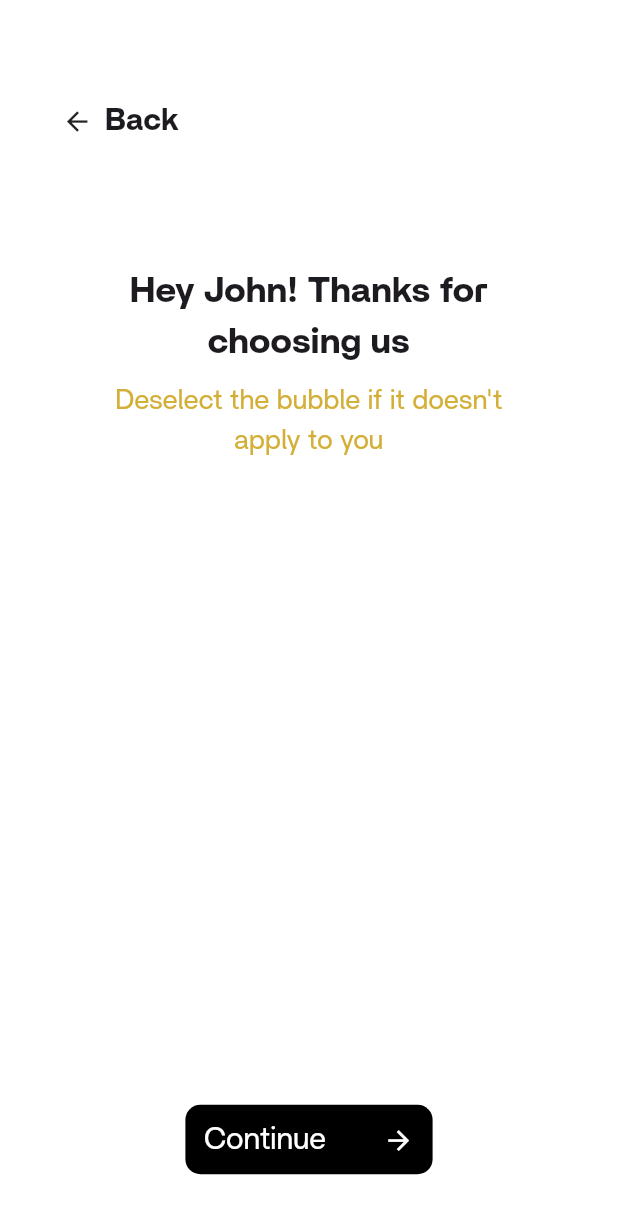
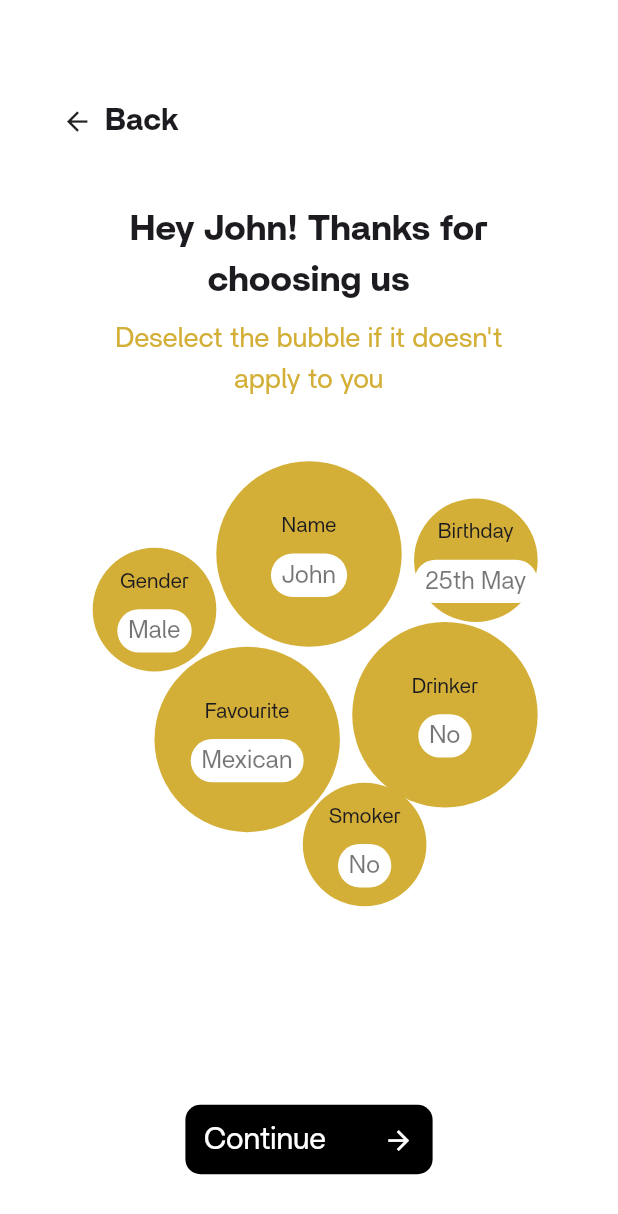
Before and after one commit to StumatoXPlum/nyte_life, a Flutter app: the BubbleScreen screen opened directly, on a phone screen of 412 x 824 dp. Shown: the top 1214 px of the screen. Run offline on Flutter 3.47's test engine with Material 3 defaults, Android fonts, the phone set to English and light mode, and no system bars; our stand-ins replace flutter_svg, smooth_page_indicator.

Commit message:
user onboarding

```diff
--- a/lib/core/custom_back_button.dart
+++ b/lib/core/custom_back_button.dart
@@ -1,7 +1,8 @@
 import 'package:flutter/material.dart';
 
 class CustomBackButton extends StatelessWidget {
-  const CustomBackButton({super.key});
+  final VoidCallback? onTap;
+  const CustomBackButton({super.key, this.onTap});
 
   @override
   Widget build(BuildContext context) {
@@ -11,7 +12,7 @@ class CustomBackButton extends StatelessWidget {
     return Padding(
       padding: EdgeInsets.only(top: padding * 2),
       child: GestureDetector(
-        onTap: Navigator.of(context).pop,
+        onTap: onTap,
         child: Row(
           children: [
             Icon(Icons.arrow_back, size: fontSize),
--- a/lib/main.dart
+++ b/lib/main.dart
@@ -1,5 +1,5 @@
 import 'package:flutter/material.dart';
-import 'package:nytelife/screens/sign_up_screen.dart/sign_up_screen.dart';
+import 'package:nytelife/screens/home_screen.dart';
 
 void main() {
   runApp(const MyApp());
@@ -13,7 +13,7 @@ class MyApp extends StatelessWidget {
     return MaterialApp(
       debugShowCheckedModeBanner: false,
       title: 'NyteLife',
-      home: SignUpScreen(),
+      home: HomeScreen(),
     );
   }
 }
--- a/lib/screens/user_onboarding/bubble_screen.dart
+++ b/lib/screens/user_onboarding/bubble_screen.dart
@@ -1,15 +1,67 @@
 import 'package:flutter/material.dart';
 import 'package:nytelife/core/custom_back_button.dart';
 import 'package:nytelife/core/custom_continue.dart';
+import 'package:nytelife/screens/home_screen.dart';
 
-class BubbleScreen extends StatelessWidget {
+class BubbleScreen extends StatefulWidget {
   const BubbleScreen({super.key});
+
+  @override
+  State<BubbleScreen> createState() => _BubbleScreenState();
+}
+
+class _BubbleScreenState extends State<BubbleScreen> {
+  final List<Map<String, dynamic>> bubbles = [
+    {
+      'title': 'Gender',
+      'value': 'Male',
+      'left': 0.05,
+      'top': 0.12,
+      'size': 0.20,
+    },
+    {'title': 'Name', 'value': 'John', 'left': 0.25, 'top': 0.05, 'size': 0.3},
+    {
+      'title': 'Birthday',
+      'value': '25th May',
+      'left': 0.57,
+      'top': 0.08,
+      'size': 0.20,
+    },
+    {
+      'title': 'Favourite',
+      'value': 'Mexican',
+      'left': 0.15,
+      'top': 0.20,
+      'size': 0.3,
+    },
+    {'title': 'Drinker', 'value': 'No', 'left': 0.47, 'top': 0.18, 'size': 0.3},
+    {'title': 'Smoker', 'value': 'No', 'left': 0.39, 'top': 0.31, 'size': 0.20},
+  ];
+
+  Set<String> selectedValues = {};
+
+  @override
+  void initState() {
+    super.initState();
+    selectedValues = bubbles.map((b) => b['value'] as String).toSet();
+  }
+
+  void toggleSelection(String value) {
+    setState(() {
+      if (selectedValues.contains(value)) {
+        selectedValues.remove(value);
+      } else {
+        selectedValues.add(value);
+      }
+    });
+  }
 
   @override
   Widget build(BuildContext context) {
     final Size size = MediaQuery.of(context).size;
     double padding = size.width * 0.05;
     double fontSize = size.width * 0.045;
+
     return Scaffold(
       backgroundColor: Colors.white,
       body: Padding(
@@ -17,7 +69,7 @@ class BubbleScreen extends StatelessWidget {
         child: Column(
           children: [
             CustomBackButton(),
-            SizedBox(height: size.height * 0.1),
+            SizedBox(height: size.height * 0.05),
             Text(
               "Hey John! Thanks for choosing us",
               style: TextStyle(
@@ -32,16 +84,40 @@ class BubbleScreen extends StatelessWidget {
               "Deselect the bubble if it doesn't \napply to you",
               style: TextStyle(
                 color: Color(0xffD3AF37),
-                fontSize: fontSize * 1,
+                fontSize: fontSize,
                 fontFamily: 'britti',
                 fontWeight: FontWeight.w500,
               ),
               textAlign: TextAlign.center,
             ),
-            Spacer(),
+            Expanded(
+              child: Center(
+                child: Stack(
+                  children:
+                      bubbles
+                          .map(
+                            (bubble) => _buildBubble(
+                              bubble['title'],
+                              bubble['value'],
+                              bubble['left'],
+                              bubble['top'],
+                              bubble['size'],
+                            ),
+                          )
+                          .toList(),
+                ),
+              ),
+            ),
             Align(
               alignment: Alignment.center,
-              child: CustomContinue(onTap: () {}),
+              child: CustomContinue(
+                onTap: () {
+                  Navigator.push(
+                    context,
+                    MaterialPageRoute(builder: (context) => HomeScreen()),
+                  );
+                },
+              ),
             ),
             SizedBox(height: size.height * 0.05),
           ],
@@ -49,4 +125,62 @@ class BubbleScreen extends StatelessWidget {
       ),
     );
   }
+
+  Widget _buildBubble(
+    String title,
+    String value,
+    double leftFactor,
+    double topFactor,
+    double sizeFactor,
+  ) {
+    final isSelected = selectedValues.contains(value);
+    final size = MediaQuery.of(context).size;
+    double padding = size.width * 0.03;
+    double fontSize = size.width * 0.05;
+    final bubbleSize = size.width * sizeFactor;
+
+    return Positioned(
+      left: size.width * leftFactor,
+      top: size.height * topFactor,
+      child: GestureDetector(
+        onTap: () => toggleSelection(value),
+        child: Container(
+          width: bubbleSize,
+          height: bubbleSize,
+          alignment: Alignment.center,
+          decoration: BoxDecoration(
+            shape: BoxShape.circle,
+            color: isSelected ? Color(0xffD3AF37) : Colors.grey[300],
+          ),
+          child: Column(
+            mainAxisAlignment: MainAxisAlignment.center,
+            children: [
+              Text(title, style: TextStyle(fontFamily: 'britti')),
+              SizedBox(height: size.height * 0.01),
+              Container(
+                padding: EdgeInsets.symmetric(
+                  horizontal: padding * 0.6,
+                  vertical: padding * 0.2,
+                ),
+                decoration: BoxDecoration(
+                  color: Colors.white,
+                  borderRadius: BorderRadius.circular(32),
+                ),
+                child: Text(
+                  value,
+                  textAlign: TextAlign.center,
+                  style: TextStyle(
+                    color: Colors.black54,
+                    fontSize: fontSize * 0.8,
+                    fontFamily: 'britti',
+                    fontWeight: FontWeight.w500,
+                  ),
+                ),
+              ),
+            ],
+          ),
+        ),
+      ),
+    );
+  }
 }
--- a/lib/screens/user_onboarding/preferences.dart
+++ b/lib/screens/user_onboarding/preferences.dart
@@ -1,6 +1,6 @@
 import 'package:flutter/material.dart';
 import 'package:nytelife/core/custom_back_button.dart';
-import 'package:nytelife/screens/user_onboarding/basic_info.dart';
+import 'package:nytelife/screens/user_onboarding/page_view_screen.dart';
 
 class Preferences extends StatelessWidget {
   const Preferences({super.key});
@@ -46,7 +46,7 @@ class Preferences extends StatelessWidget {
               onTap: () {
                 Navigator.push(
                   context,
-                  MaterialPageRoute(builder: (context) => BasicInfo()),
+                  MaterialPageRoute(builder: (context) => PageViewScreen()),
                 );
               },
               child: Container(
--- a/pubspec.yaml
+++ b/pubspec.yaml
@@ -37,6 +37,8 @@ dependencies:
   flutter_svg: ^2.1.0
   google_fonts: ^6.2.1
   intl: ^0.20.2
+  flutter_arc_text: ^0.6.0
+  smooth_page_indicator: ^1.2.1
 
 dev_dependencies:
   flutter_test:
```
Also changed, not shown: lib/core/custom_bottom_bar.dart (added, +10 -0 lines), lib/screens/user_onboarding/basic_info.dart (+18 -14 lines), lib/screens/user_onboarding/drinking_preferences.dart (+17 -4 lines), lib/screens/user_onboarding/food_preferences.dart (+20 -14 lines), lib/screens/user_onboarding/page_view_screen.dart (added, +91 -0 lines), pubspec.lock.
